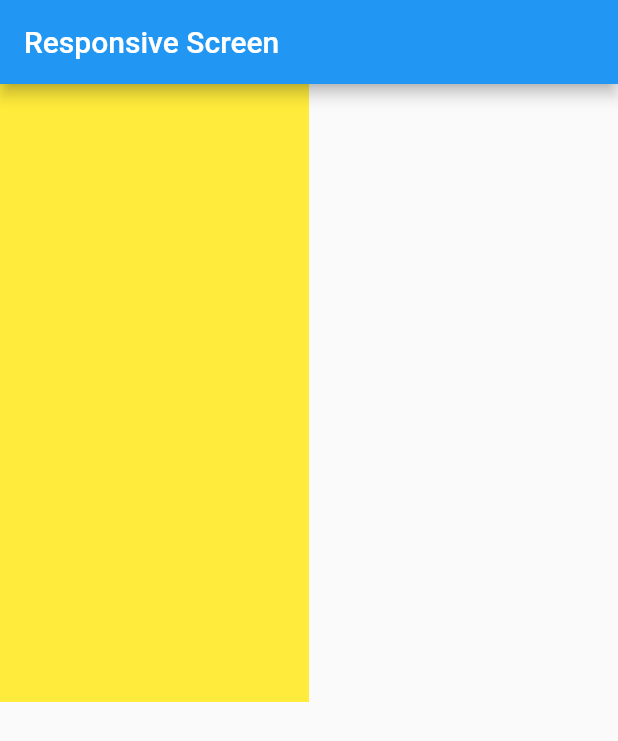
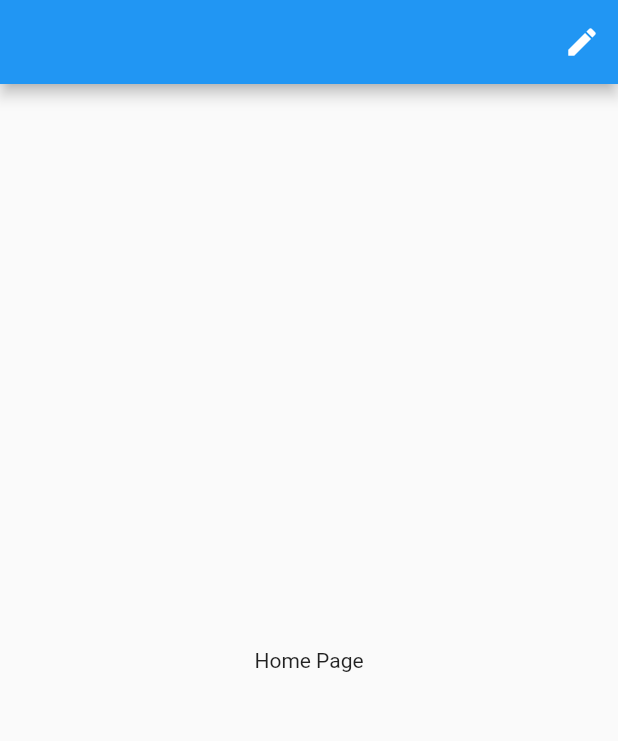
Before and after one commit to shadysamara/iug2022, a Flutter app: the screen it shows after launch, on a phone screen of 412 x 824 dp. Shown: the top 741 px of the screen. Run offline on Flutter 3.47's test engine with Material 2 defaults, Android fonts, the phone set to English and light mode, and no system bars.

Commit message:
tabBar + pageview

```diff
--- /dev/null
+++ b/lib/pageview_test.dart
@@ -0,0 +1,22 @@
+import 'package:flutter/material.dart';
+
+class PageViewTest extends StatelessWidget{
+  PageController controller =PageController();
+  @override
+  Widget build(BuildContext context) {
+    // TODO: implement build
+   return Scaffold(appBar:AppBar(
+     actions: [IconButton(onPressed: (){
+       controller.animateToPage(2, duration: Duration(seconds: 5), curve: Curves.linear);
+     }, icon: Icon(Icons.edit))],
+   ),
+   body: PageView(
+     controller: controller,
+     children: [
+      Center(child: Text('Home Page'),),
+         Center(child: Text('Favourite Page'),),
+          Center(child: Text('Profile Page'),),
+
+   ],),);
+  }
+}
--- a/lib/responsive_design.dart
+++ /dev/null
@@ -1,16 +0,0 @@
-import 'package:flutter/material.dart';
-import 'package:flutter_application_1/student.dart';
-
-class ResponsiveScreen extends StatelessWidget{
-
-  @override
-  Widget build(BuildContext context) {
-    // TODO: implement build
-  return Scaffold(appBar: AppBar(title:const Text('Responsive Screen'),),
-  body:Container(color:
-  MediaQuery.of(context).orientation== Orientation .landscape? Colors.red:Colors.yellow,
-  height: MediaQuery.of(context).size.height/2,
-  width: MediaQuery.of(context).size.width/2,
-  ));
-  }
-}
--- /dev/null
+++ b/lib/tab_test.dart
@@ -0,0 +1,26 @@
+import 'package:flutter/material.dart';
+
+class TabTest extends StatelessWidget{
+  @override
+  Widget build(BuildContext context) {
+    // TODO: implement build
+    return DefaultTabController(
+      length: 3,
+      child: Scaffold(appBar:
+      AppBar(title: Text('Tab Test'),
+      bottom: const TabBar(tabs: [
+        Tab(text: 'Home',icon: Icon(Icons.home),),
+        Tab(text: 'Favourite',icon: Icon(Icons.favorite),),
+        Tab(text: 'Profile',icon: Icon(Icons.supervised_user_circle),)
+      ]),
+
+      ),
+      body: TabBarView(children: [
+        Center(child: Text('Home Page'),),
+         Center(child: Text('Favourite Page'),),
+          Center(child: Text('Profile Page'),),
+
+      ],),),
+    );
+  }
+}
```
Also changed, not shown: lib/drawer_widget.dart (added, +20 -0 lines), lib/main.dart (+11 -16 lines), lib/responsive_screen.dart (added, +18 -0 lines).
